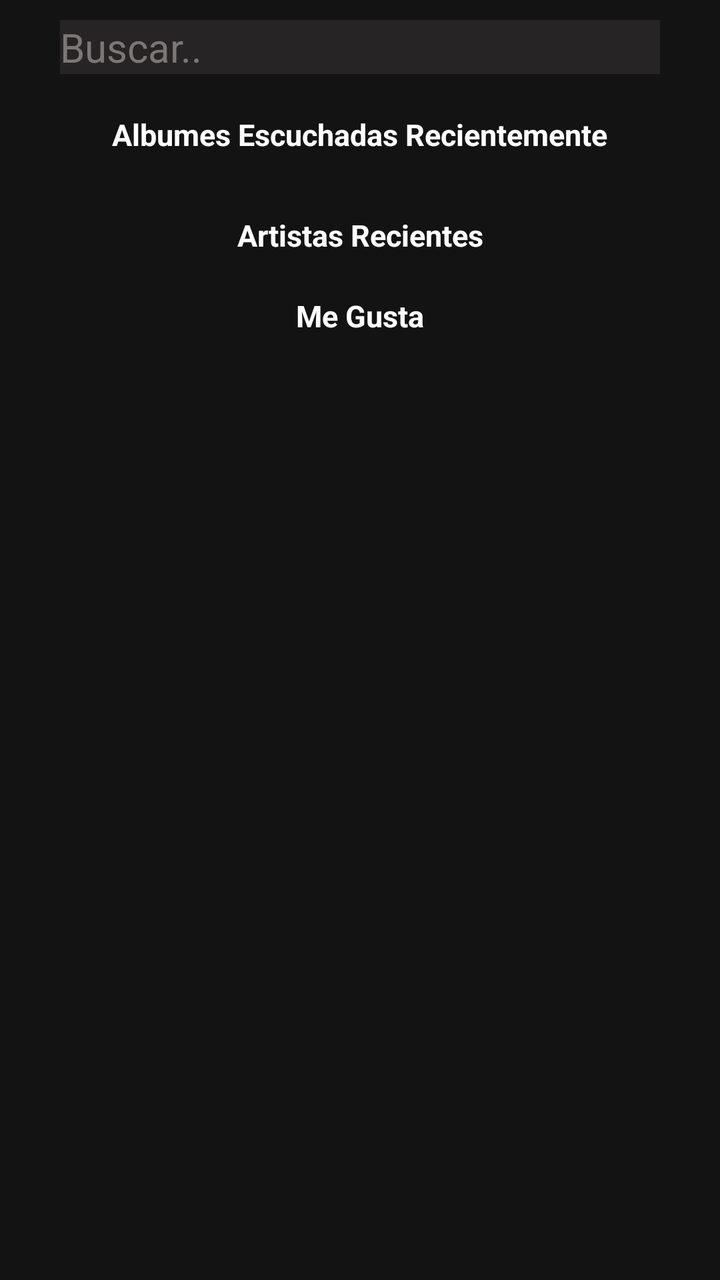
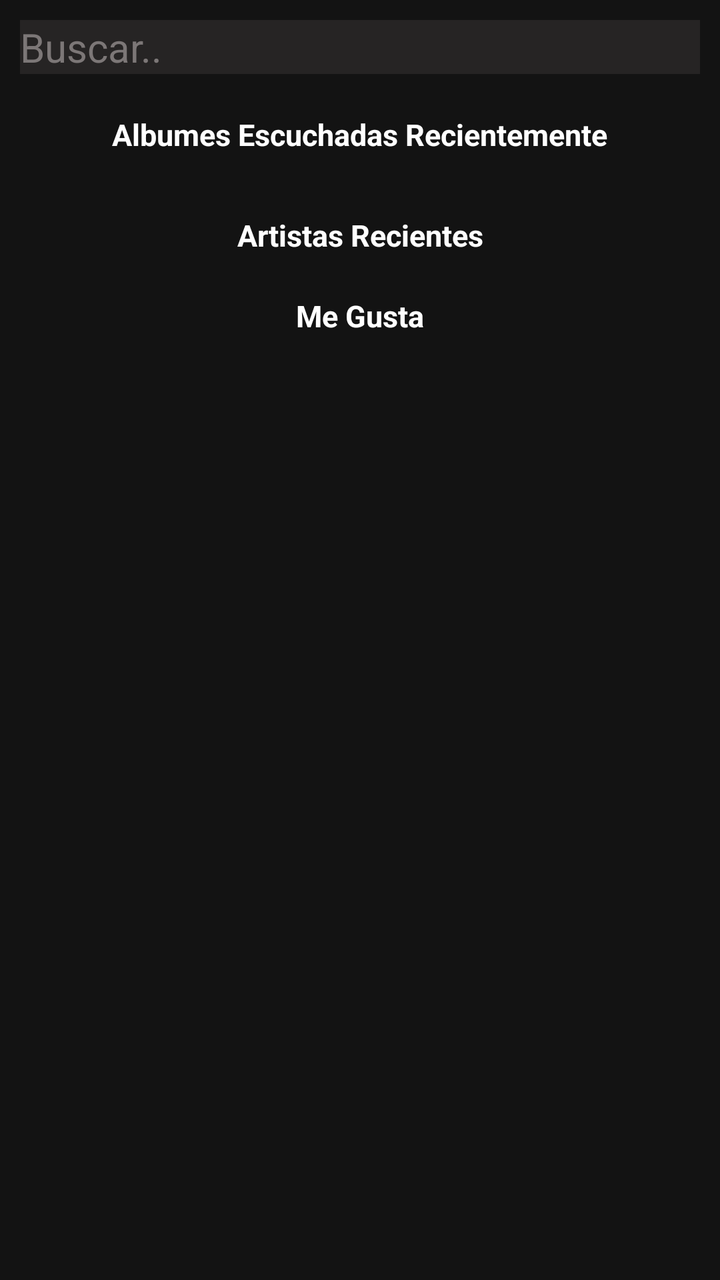

Screens rendered from an Android XML layout before and after an edit, with the pre-edit source and the edit as a unified diff.
<!-- AndroidManifest.xml: application theme Theme.AppCompat.NoActionBar -->
<!-- res/layout/activity_main.xml -->
<?xml version="1.0" encoding="utf-8"?>
<LinearLayout xmlns:android="http://schemas.android.com/apk/res/android"
    android:id="@+id/layoutPrincipal"
    android:layout_width="match_parent"
    android:layout_height="match_parent"
    android:orientation="vertical">

    <ScrollView 
        android:layout_width="match_parent"
        android:layout_height="0dp"
        android:layout_weight="1"
        android:background="#131313">

        <LinearLayout
            android:id="@+id/Layout_content"
            android:layout_width="match_parent"
            android:layout_height="match_parent"
            android:orientation="vertical"
            android:gravity="center_horizontal">
            <TextView
                android:id="@+id/input_button"
                android:layout_width="300dp"
                android:layout_height="wrap_content"
                android:layout_margin="10dp"
                android:textSize="20sp"
                android:text="Buscar.."
                android:background="#262424"
                android:textColor="#7c7777"
                android:clickable="true"
                android:focusable="true"/>
            
            <TextView
                android:layout_width="wrap_content"
                android:layout_height="wrap_content"
                android:layout_marginTop="10dp"
                android:text="Albumes Escuchadas Recientemente"
                android:textColor="#ffffff"
                android:textSize="15sp"
                android:textStyle="bold"/>
            <HorizontalScrollView
                android:layout_width="match_parent"
                android:layout_height="wrap_content">

                <LinearLayout
                    android:id="@+id/albumes_Recientes"
                    android:layout_width="wrap_content"
                    android:layout_height="wrap_content"
                    android:layout_margin="10dp"
                    android:orientation="horizontal">
                    
                </LinearLayout>
            </HorizontalScrollView>
            
            <TextView
                android:layout_width="wrap_content"
                android:layout_height="wrap_content"
                android:layout_margin="10dp"
                android:text="Artistas Recientes"
                android:textColor="#ffffff"
                android:textSize="15sp"
                android:textStyle="bold"
                android:gravity="center"/>
            <HorizontalScrollView
                android:layout_width="match_parent"
                android:layout_height="wrap_content">
                <LinearLayout
                    android:id="@+id/artistas_Recientes"
                    android:layout_width="wrap_content"
                    android:layout_height="wrap_content"
                    android:orientation="horizontal">
                        
                </LinearLayout>
            </HorizontalScrollView>

            <TextView
                android:layout_width="wrap_content"
                android:layout_height="wrap_content"
                android:layout_margin="10dp"
                android:text="Me Gusta"
                android:textColor="#ffffff"
                android:textSize="15sp"
                android:textStyle="bold"
                android:gravity="center"/>
            <HorizontalScrollView
                android:layout_width="match_parent"
                android:layout_height="wrap_content">

                <LinearLayout
                    android:id="@+id/canciones_MeGusta"
                    android:layout_width="wrap_content"
                    android:layout_height="wrap_content"
                    android:orientation="horizontal">
                    
                </LinearLayout>
            </HorizontalScrollView>

        </LinearLayout>
    </ScrollView>
    
</LinearLayout>
<!-- resources referenced by this layout -->
<resources>

</resources>

<!-- the commit's change to res/layout/activity_main.xml (unified diff, before → after) -->
@@ -19,7 +19,7 @@
             android:gravity="center_horizontal">
             <TextView
                 android:id="@+id/input_button"
-                android:layout_width="300dp"
+                android:layout_width="match_parent"
                 android:layout_height="wrap_content"
                 android:layout_margin="10dp"
                 android:textSize="20sp"
